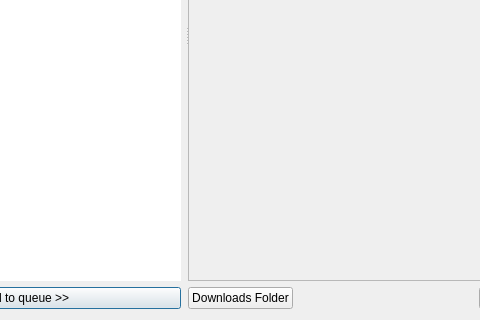
The window that src/core/downloaderdialog.ui (0xzer0x/quran-companion) describes before a commit, drawn with Qt 5; both pictures show x 146 to 626 and y 251 to 571 of the 828 by 571 pixel window.
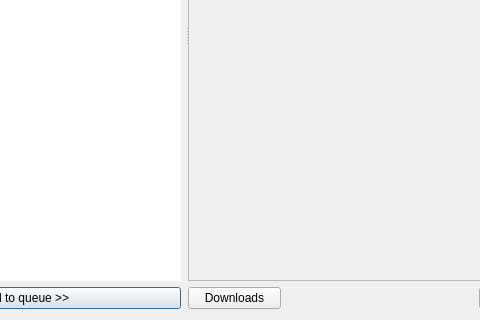
The same window after the commit.

Commit message: Downloader: use a static updater instead of creating new object each time

```diff
--- a/src/core/downloaderdialog.ui
+++ b/src/core/downloaderdialog.ui
@@ -141,7 +141,7 @@
 }</string>
            </property>
            <property name="text">
-            <string>Downloads Folder</string>
+            <string>Downloads</string>
            </property>
           </widget>
          </item>
```
The commit also changes 2 other files.
